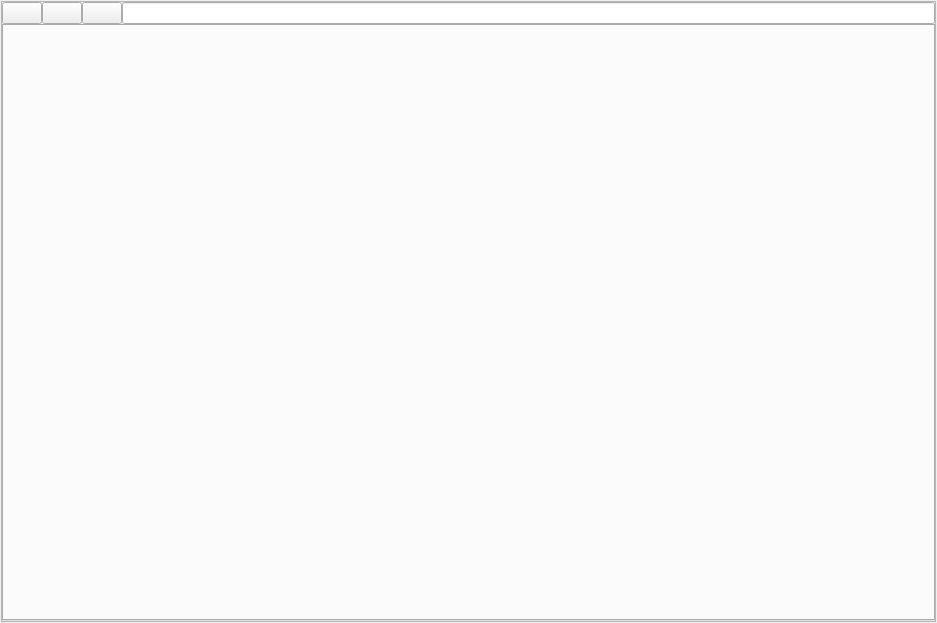
First picture: the form in crawley/web_browser/browser.ui, repository jmg/crawley, before the edit.
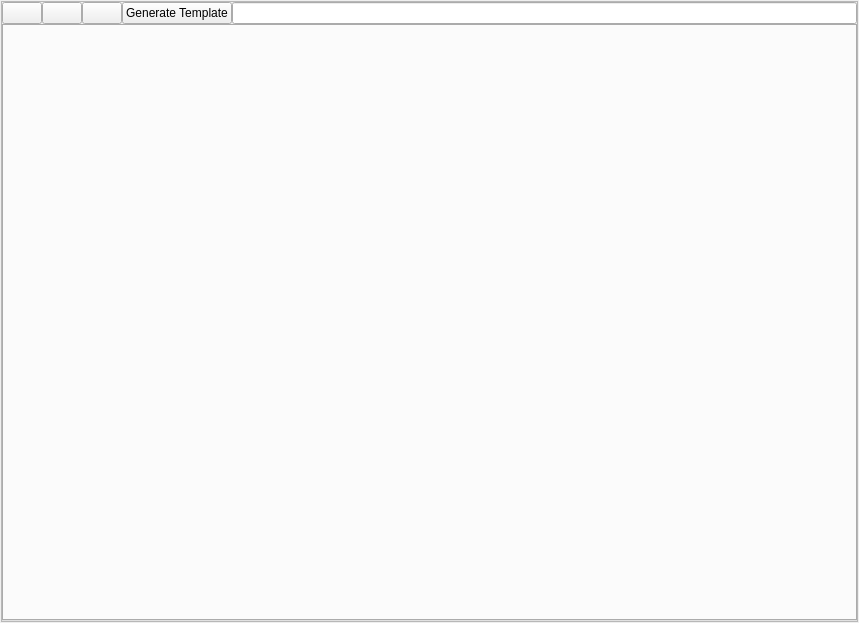
Second picture: the form after the edit.

Commit message: browser based dsl templates generation

What changed in the file:
```diff
--- a/crawley/web_browser/browser.ui
+++ b/crawley/web_browser/browser.ui
@@ -6,7 +6,7 @@
    <rect>
     <x>0</x>
     <y>0</y>
-    <width>937</width>
+    <width>859</width>
     <height>623</height>
    </rect>
   </property>
@@ -88,6 +88,13 @@
            </property>
           </widget>
          </item>
+         <item>
+          <widget class="QPushButton" name="bt_generate">
+           <property name="text">
+            <string>Generate Template</string>
+           </property>
+          </widget>
+         </item>
          <item>
           <widget class="QLineEdit" name="tb_url">
            <property name="sizePolicy">
```
The commit also changes 7 other files.
